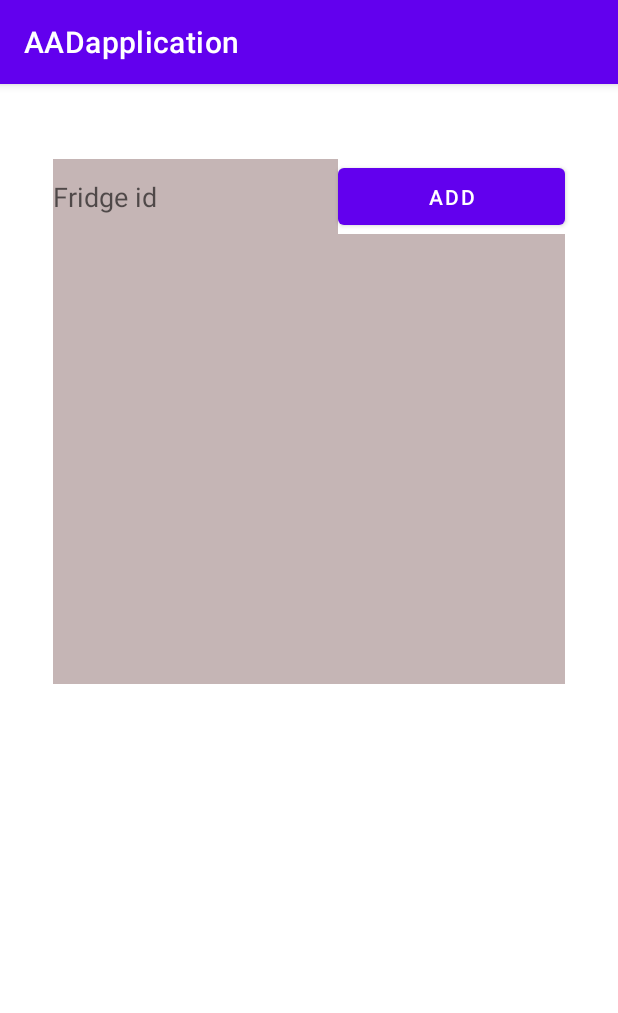
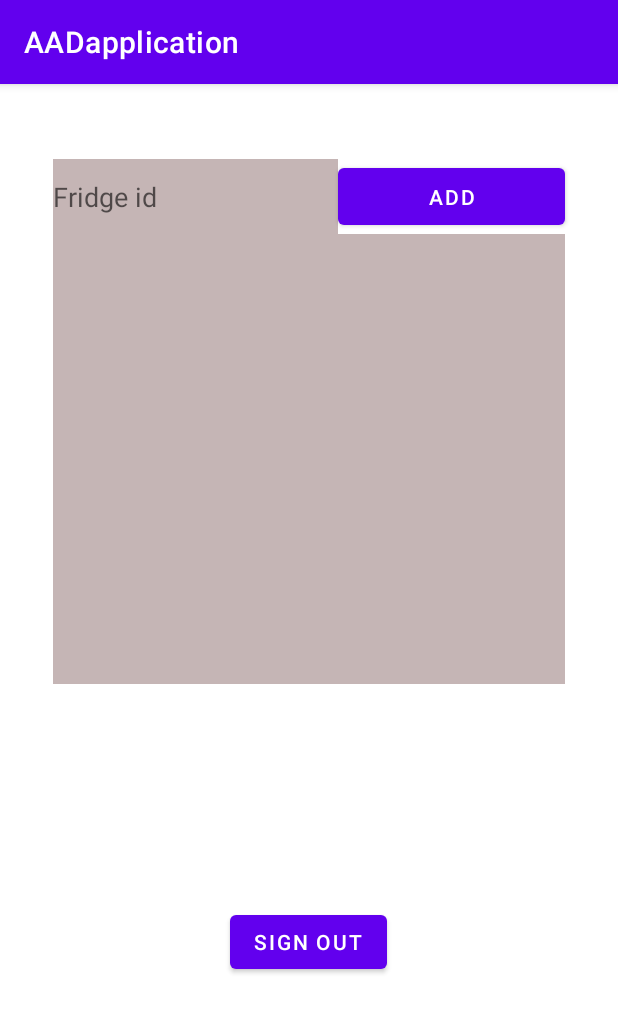
Before and after one commit to Zoodiac1337/AADapplication, an Android app: the screen it shows after launch once a user with an empty profile is signed in (chooseFridgeActivity), on a phone screen of 412 x 824 dp. Shown: the top 1013 px of the screen. Run offline under Robolectric (Android 15) with nearby library versions, the phone set to English and light mode, and no system bars; our stand-ins replace Firebase (no records; nobody signed in at launch, a user with empty details on screens opened directly).

Commit message:
Added sign out functionality to the chooseFridgeActivity.

```diff
--- a/app/src/main/java/com/example/aadapplication/MainActivity.java
+++ b/app/src/main/java/com/example/aadapplication/MainActivity.java
@@ -36,6 +36,7 @@ public class MainActivity extends AppCompatActivity {
             myIntent.putExtra("message", email);
             startActivity(myIntent);
             Toast.makeText(MainActivity.this, email+" logged in", Toast.LENGTH_SHORT).show();
+            finish();
         }
     }
     public void signup(String email, String password){
@@ -49,7 +50,7 @@ public class MainActivity extends AppCompatActivity {
                     Toast.makeText(MainActivity.this, "Registration successful. Please sign in.", Toast.LENGTH_SHORT).show();
                     Intent myIntent = new Intent(MainActivity.this, signInActivity.class);
                     startActivity(myIntent);
-                    //user has been signed in, use an intent to move to the next activity
+                    finish();
                 } else {
                     // If sign in fails, display a message to the user.
                     Log.w("MainActivity", "createUserWithEmail:failure", task.getException());
--- a/app/src/main/java/com/example/aadapplication/chooseFridgeActivity.java
+++ b/app/src/main/java/com/example/aadapplication/chooseFridgeActivity.java
@@ -119,4 +119,10 @@ public class chooseFridgeActivity extends AppCompatActivity {
             }
         });
     }
+    public void signoutButtonClicked(View view){
+        FirebaseAuth.getInstance().signOut();
+        Intent myIntent = new Intent(chooseFridgeActivity.this, signInActivity.class);
+        startActivity(myIntent);
+        finish();
+    }
 }
--- a/app/src/main/java/com/example/aadapplication/signInActivity.java
+++ b/app/src/main/java/com/example/aadapplication/signInActivity.java
@@ -40,6 +40,7 @@ public class signInActivity extends AppCompatActivity {
             myIntent.putExtra("message", email);
             startActivity(myIntent);
             Toast.makeText(signInActivity.this, email+" logged in", Toast.LENGTH_SHORT).show();
+            finish();
         }
     }
     public void signin(String email, String password){
@@ -53,6 +54,7 @@ public class signInActivity extends AppCompatActivity {
                     Intent myIntent = new Intent(signInActivity.this, chooseFridgeActivity.class);
                     myIntent.putExtra("message", email);
                     startActivity(myIntent);
+                    finish();
                     Toast.makeText(signInActivity.this, email+" logged in", Toast.LENGTH_SHORT).show();
                 } else {
                     // If sign in fails, display a message to the user.
--- a/app/src/main/res/layout/activity_choose_fridge.xml
+++ b/app/src/main/res/layout/activity_choose_fridge.xml
@@ -43,4 +43,17 @@
         app:layout_constraintHorizontal_bias="0.0"
         app:layout_constraintStart_toStartOf="parent" />
 
+    <Button
+        android:id="@+id/SignOut"
+        android:layout_width="wrap_content"
+        android:layout_height="wrap_content"
+        android:layout_marginStart="158dp"
+        android:layout_marginTop="148dp"
+        android:layout_marginEnd="159dp"
+        android:onClick="signoutButtonClicked"
+        android:text="Sign out"
+        app:layout_constraintEnd_toEndOf="parent"
+        app:layout_constraintStart_toStartOf="parent"
+        app:layout_constraintTop_toBottomOf="@+id/fridges_listview" />
+
 </androidx.constraintlayout.widget.ConstraintLayout>
--- a/app/src/main/res/layout/activity_main.xml
+++ b/app/src/main/res/layout/activity_main.xml
@@ -21,7 +21,7 @@
         android:id="@+id/button"
         android:layout_width="wrap_content"
         android:layout_height="wrap_content"
-        android:onClick="signupButtonClicked"
+        android:onClick="signoutButtonClicked"
         android:text="Sign up"
         app:layout_constraintBottom_toBottomOf="parent"
         app:layout_constraintEnd_toEndOf="parent"
```
